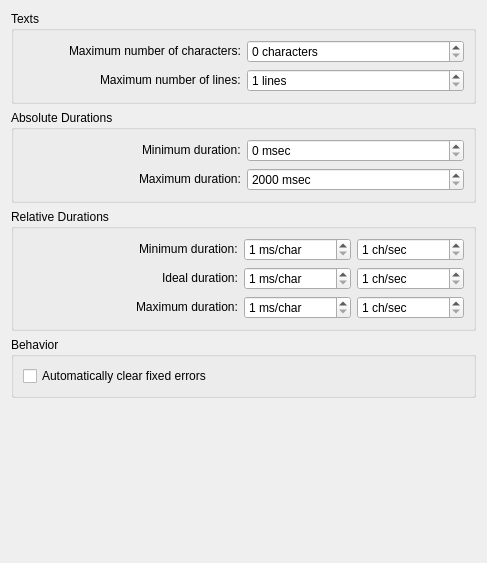
Before: the Qt Designer form src/configs/errorsconfigwidget.ui in maxrd2/SubtitleComposer, drawn with Qt 5.
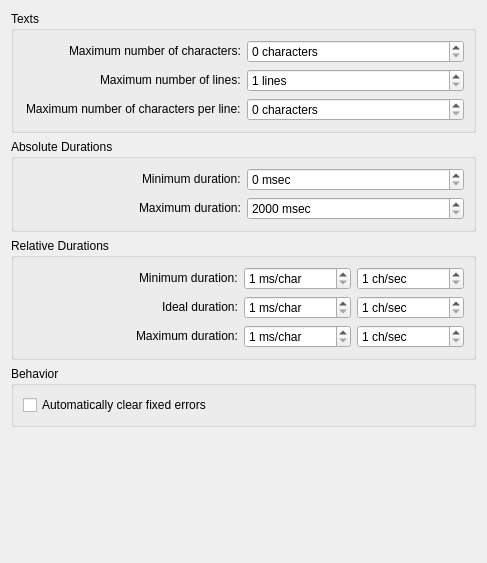
After: the same form once the commit is applied.

Commit message:
Added check for maximum number of characters per line
Per issue #80, added an error check and default value for "maximum
characters per line". Currently missing:
red highlighting per line in the bar above the subtitle editing field
character count in tooltip (would require reading configuration values)

Patch:
```diff
--- a/src/configs/errorsconfigwidget.ui
+++ b/src/configs/errorsconfigwidget.ui
@@ -40,6 +40,16 @@
         </property>
        </widget>
       </item>
+      <item row="2" column="1">
+       <widget class="QSpinBox" name="kcfg_MaxCharactersPerLine">
+        <property name="suffix">
+         <string> characters</string>
+        </property>
+        <property name="maximum">
+         <number>200</number>
+        </property>
+       </widget>
+      </item>
       <item row="0" column="0" alignment="Qt::AlignRight|Qt::AlignVCenter">
        <widget class="QLabel" name="label">
         <property name="text">
@@ -47,6 +57,13 @@
         </property>
        </widget>
       </item>
+      <item row="2" column="0" alignment="Qt::AlignRight|Qt::AlignVCenter">
+       <widget class="QLabel" name="lab_MaxCharactersPerLine">
+        <property name="text">
+         <string>Maximum number of characters per line:</string>
+        </property>
+       </widget>
+      </item>
       <item row="1" column="0" alignment="Qt::AlignRight|Qt::AlignVCenter">
        <widget class="QLabel" name="label_4">
         <property name="text">
```
Left out of the diff: 1 changed line with no effect on the pictures. The commit also changes 3 other files.
